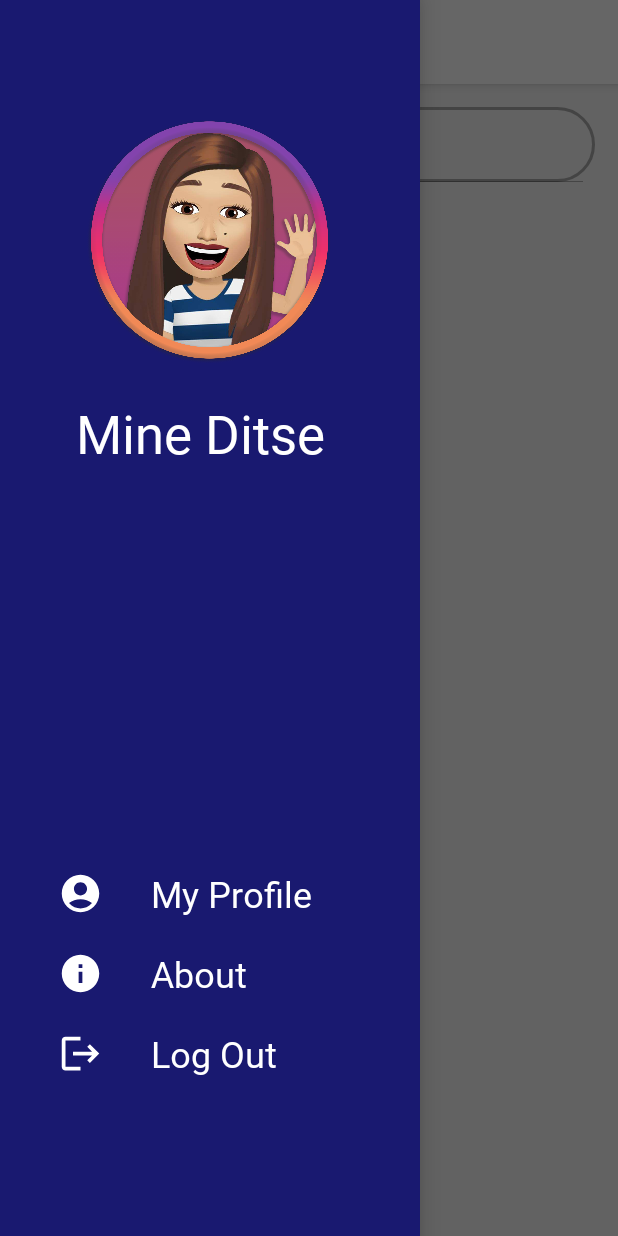
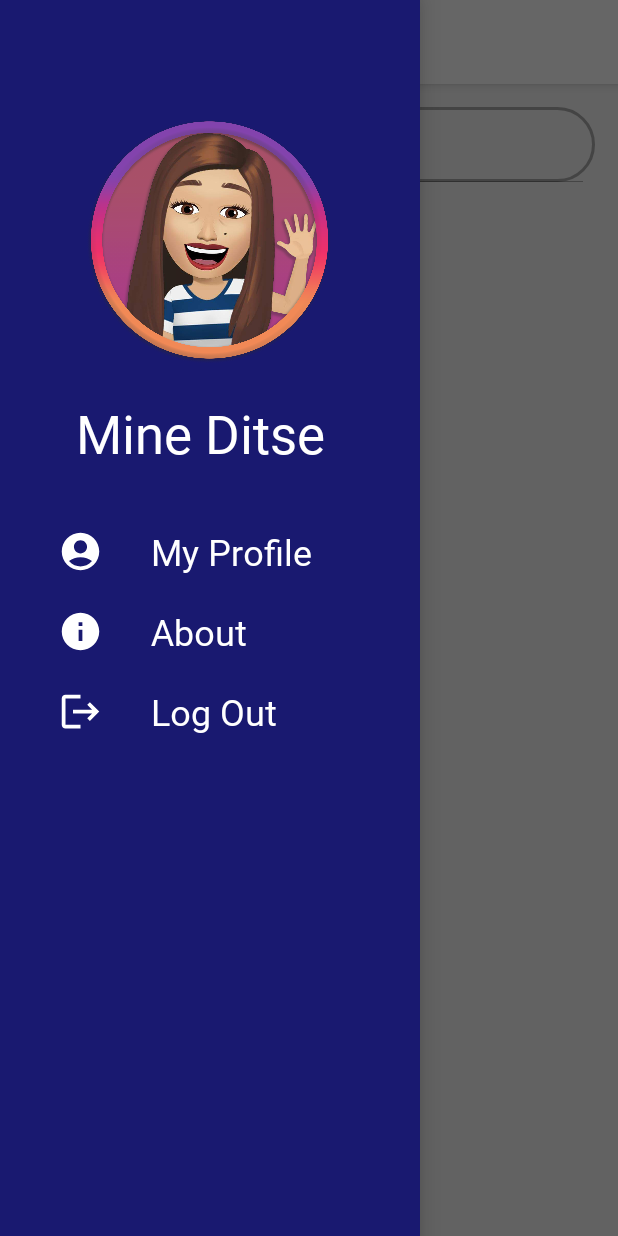
Before and after one commit to jeyymsantos/mineditse-android, an Android app: the CustomerHomepage screen opened directly, with no data from a screen before it, with the side drawer open, on a phone screen of 412 x 824 dp. Run offline under Robolectric (Android 15) with nearby library versions, the phone set to English and light mode, and no system bars; our stand-ins replace Volley; network calls fail; 1 statement that could not run was skipped.

Commit message:
fixed spacing in nav drawer

```diff
--- a/app/src/main/res/layout/header.xml
+++ b/app/src/main/res/layout/header.xml
@@ -6,7 +6,6 @@
     android:background="#191970"
     android:gravity="bottom"
     android:padding="10dp"
-    android:layout_marginBottom="180dp"
     android:theme="@style/ThemeOverlay.AppCompat.Dark">
 
     <ImageView
--- a/app/src/main/res/menu/drawer_menu.xml
+++ b/app/src/main/res/menu/drawer_menu.xml
@@ -4,8 +4,6 @@
     tools:showIn="navigation_view">
 
     <group>
-        <item android:title="">
-            <menu>
         <item
             android:id="@+id/nav_my_profile"
             android:icon="@drawable/nav_ic_account_circle"
@@ -18,8 +16,6 @@
             android:id="@+id/nav_logout"
             android:icon="@drawable/nav_ic_logout"
             android:title="Log Out"/>
-            </menu>
-        </item>
     </group>
 
 </menu>
```
Lines whose indentation alone changed are shown as unchanged.
